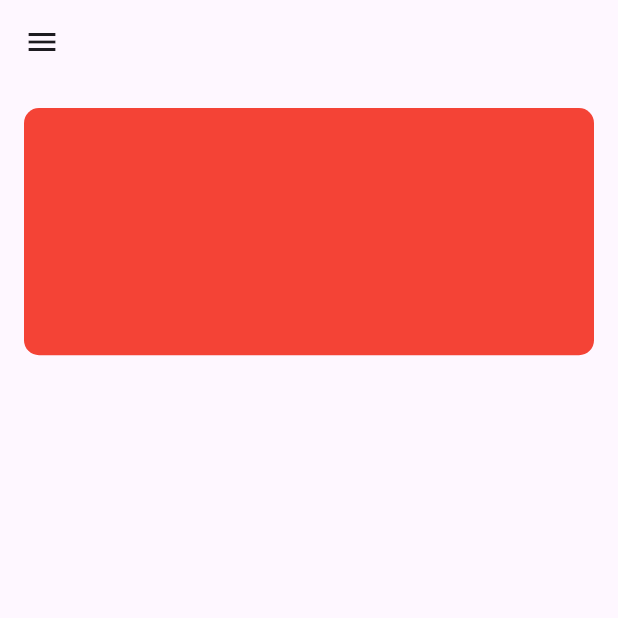
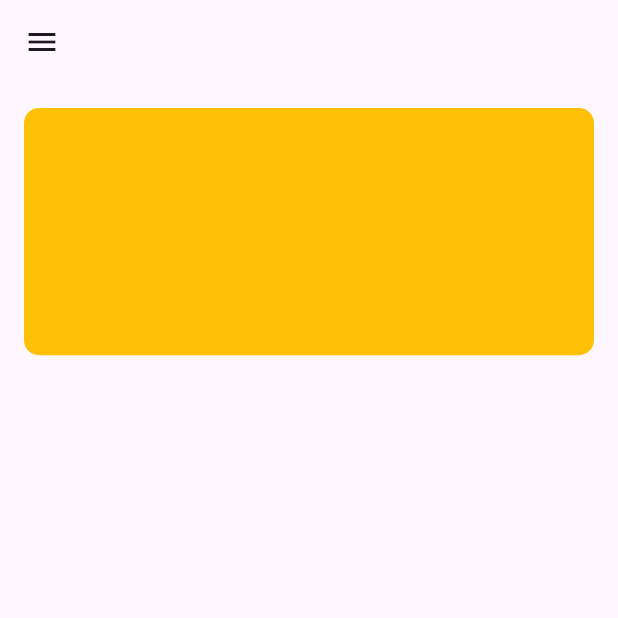
Before and after one commit to vasuvibingprivetly/exam_app, a Flutter app: the screen it shows after launch, on a phone screen of 412 x 824 dp, the top half of it. Run offline on Flutter 3.47's test engine with Material 3 defaults, Android fonts, the phone set to English and light mode, and no system bars.

Commit message:
home_page.dart

```diff
--- a/exam_app/lib/views/screens/home_page.dart
+++ b/exam_app/lib/views/screens/home_page.dart
@@ -1,11 +1,10 @@
-import 'dart:developer';
 import 'package:flutter/material.dart';
-import 'package:exam_app/utils/product_utils.dart';
-
+import '../../utils/product_utils.dart';
 import '../../utils/route_utils.dart';
+import '../components/category_product.dart';
 
 class HomePage extends StatefulWidget {
-  const HomePage({super.key});
+  const HomePage({Key? key}) : super(key: key);
 
   @override
   State<HomePage> createState() => _HomePageState();
@@ -16,12 +15,12 @@ class _HomePageState extends State<HomePage> {
 
   @override
   Widget build(BuildContext context) {
-    Size size = MediaQuery.sizeOf(context);
+    Size size = MediaQuery.of(context).size;
     return Scaffold(
       appBar: AppBar(
         centerTitle: true,
-        actions: [
-          const Padding(
+        actions: const [
+          Padding(
             padding: EdgeInsets.all(10),
           ),
         ],
@@ -30,41 +29,29 @@ class _HomePageState extends State<HomePage> {
         child: SingleChildScrollView(
           child: Column(
             children: [
-              ...allCategories
-                  .map(
+              ...allCategories.map(
                     (e) => GestureDetector(
                   onTap: () {
-                    log("CAT: $e");
+                    debugPrint("CAT: $e");
                     Navigator.pop(context);
                     selectedCategory = e;
                     setState(() {});
                   },
                   child: Row(
                     children: [
-                      CircleAvatar(
-                        backgroundImage: NetworkImage(
-                            ImageList[allCategories.indexOf(e)]),
-                      ),
-                      Container(
-                        color: Colors.grey,
-                      ),
                       Padding(
                         padding: const EdgeInsets.all(8.0),
                         child: Text(
-                          e.replaceFirst(
-                            e[0],
-                            e[0].toUpperCase(),
-                          ),
+                          e.replaceFirst(e[0], e[0].toUpperCase()),
                           style: const TextStyle(
-                            fontSize: 20,
+                            fontSize: 18,
                           ),
                         ),
                       ),
                     ],
                   ),
                 ),
-              )
-                  .toList(),
+              ).toList(),
             ],
           ),
         ),
@@ -78,7 +65,7 @@ class _HomePageState extends State<HomePage> {
               height: size.height * 0.20,
               width: size.width * 10,
               decoration: BoxDecoration(
-                  color: Colors.red, borderRadius: BorderRadius.circular(10)),
+                  color: Colors.amber, borderRadius: BorderRadius.circular(10)),
             ),
             SizedBox(
               height: size.height * 0.02,
@@ -101,6 +88,11 @@ class _HomePageState extends State<HomePage> {
                         label: const Text("Clear filter"),
                       ),
                     ),
+                    if (selectedCategory != null)
+                      CategoryProduct(
+                        category: selectedCategory!,
+                        context: context,
+                      ),
                   ],
                 ),
               ),
```
